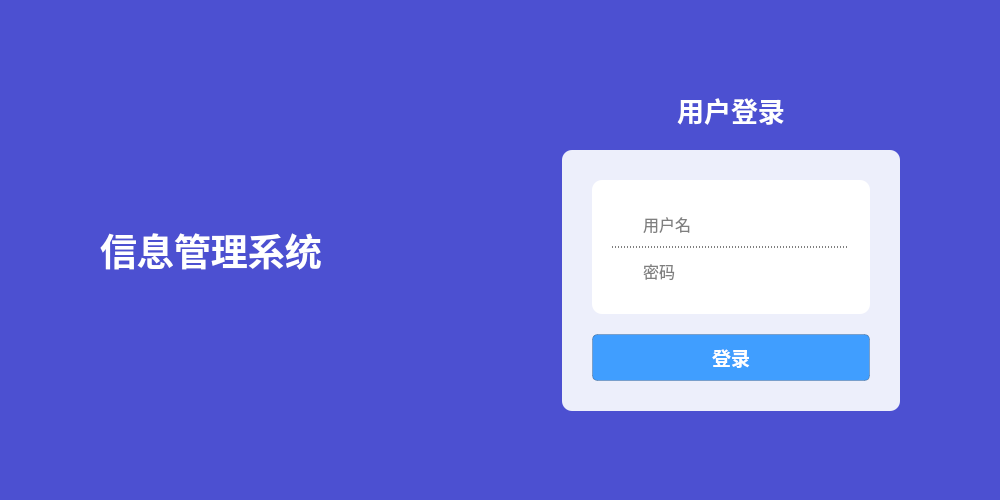
Qt form ui/widgets/login_page/page.ui (ArcherLuo233/election-s-prediction) before a commit.
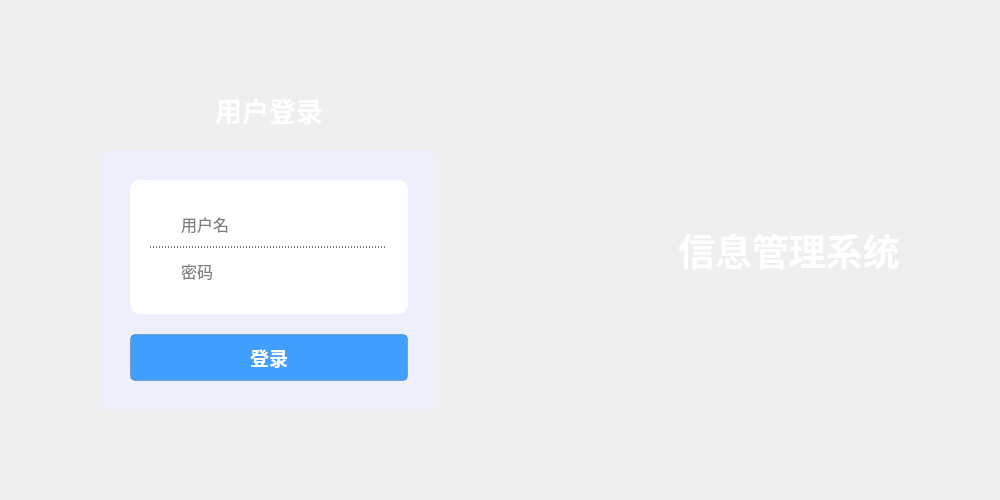
The same form after that commit. Icons and pictures are not drawn.

Commit message: 添加登录界面背景图

Diff of the .ui file:
```diff
--- a/ui/widgets/login_page/page.ui
+++ b/ui/widgets/login_page/page.ui
@@ -28,70 +28,6 @@
     <height>500</height>
    </size>
   </property>
-  <property name="palette">
-   <palette>
-    <active>
-     <colorrole role="Base">
-      <brush brushstyle="SolidPattern">
-       <color alpha="255">
-        <red>255</red>
-        <green>255</green>
-        <blue>255</blue>
-       </color>
-      </brush>
-     </colorrole>
-     <colorrole role="Window">
-      <brush brushstyle="SolidPattern">
-       <color alpha="255">
-        <red>76</red>
-        <green>80</green>
-        <blue>209</blue>
-       </color>
-      </brush>
-     </colorrole>
-    </active>
-    <inactive>
-     <colorrole role="Base">
-      <brush brushstyle="SolidPattern">
-       <color alpha="255">
-        <red>255</red>
-        <green>255</green>
-        <blue>255</blue>
-       </color>
-      </brush>
-     </colorrole>
-     <colorrole role="Window">
-      <brush brushstyle="SolidPattern">
-       <color alpha="255">
-        <red>76</red>
-        <green>80</green>
-        <blue>209</blue>
-       </color>
-      </brush>
-     </colorrole>
-    </inactive>
-    <disabled>
-     <colorrole role="Base">
-      <brush brushstyle="SolidPattern">
-       <color alpha="255">
-        <red>76</red>
-        <green>80</green>
-        <blue>209</blue>
-       </color>
-      </brush>
-     </colorrole>
-     <colorrole role="Window">
-      <brush brushstyle="SolidPattern">
-       <color alpha="255">
-        <red>76</red>
-        <green>80</green>
-        <blue>209</blue>
-       </color>
-      </brush>
-     </colorrole>
-    </disabled>
-   </palette>
-  </property>
   <property name="font">
    <font>
     <family>黑体</family>
@@ -138,74 +74,6 @@
        </property>
       </spacer>
      </item>
-     <item>
-      <widget class="QLabel" name="label_2">
-       <property name="palette">
-        <palette>
-         <active>
-          <colorrole role="WindowText">
-           <brush brushstyle="SolidPattern">
-            <color alpha="255">
-             <red>255</red>
-             <green>255</green>
-             <blue>255</blue>
-            </color>
-           </brush>
-          </colorrole>
-         </active>
-         <inactive>
-          <colorrole role="WindowText">
-           <brush brushstyle="SolidPattern">
-            <color alpha="255">
-             <red>255</red>
-             <green>255</green>
-             <blue>255</blue>
-            </color>
-           </brush>
-          </colorrole>
-         </inactive>
-         <disabled>
-          <colorrole role="WindowText">
-           <brush brushstyle="SolidPattern">
-            <color alpha="255">
-             <red>120</red>
-             <green>120</green>
-             <blue>120</blue>
-            </color>
-           </brush>
-          </colorrole>
-         </disabled>
-        </palette>
-       </property>
-       <property name="font">
-        <font>
-         <family>Microsoft YaHei UI</family>
-         <pointsize>28</pointsize>
-         <weight>75</weight>
-         <bold>true</bold>
-        </font>
-       </property>
-       <property name="text">
-        <string>信息管理系统</string>
-       </property>
-       <property name="alignment">
-        <set>Qt::AlignLeading|Qt::AlignLeft|Qt::AlignVCenter</set>
-       </property>
-      </widget>
-     </item>
-     <item>
-      <spacer name="horizontalSpacer">
-       <property name="orientation">
-        <enum>Qt::Horizontal</enum>
-       </property>
-       <property name="sizeHint" stdset="0">
-        <size>
-         <width>40</width>
-         <height>20</height>
-        </size>
-       </property>
-      </spacer>
-     </item>
      <item>
       <layout class="QVBoxLayout" name="verticalLayout_2">
        <property name="spacing">
@@ -719,6 +587,74 @@
        </item>
       </layout>
      </item>
+     <item>
+      <spacer name="horizontalSpacer">
+       <property name="orientation">
+        <enum>Qt::Horizontal</enum>
+       </property>
+       <property name="sizeHint" stdset="0">
+        <size>
+         <width>40</width>
+         <height>20</height>
+        </size>
+       </property>
+      </spacer>
+     </item>
+     <item>
+      <widget class="QLabel" name="label_2">
+       <property name="palette">
+        <palette>
+         <active>
+          <colorrole role="WindowText">
+           <brush brushstyle="SolidPattern">
+            <color alpha="255">
+             <red>255</red>
+             <green>255</green>
+             <blue>255</blue>
+            </color>
+           </brush>
+          </colorrole>
+         </active>
+         <inactive>
+          <colorrole role="WindowText">
+           <brush brushstyle="SolidPattern">
+            <color alpha="255">
+             <red>255</red>
+             <green>255</green>
+             <blue>255</blue>
+            </color>
+           </brush>
+          </colorrole>
+         </inactive>
+         <disabled>
+          <colorrole role="WindowText">
+           <brush brushstyle="SolidPattern">
+            <color alpha="255">
+             <red>120</red>
+             <green>120</green>
+             <blue>120</blue>
+            </color>
+           </brush>
+          </colorrole>
+         </disabled>
+        </palette>
+       </property>
+       <property name="font">
+        <font>
+         <family>Microsoft YaHei UI</family>
+         <pointsize>28</pointsize>
+         <weight>75</weight>
+         <bold>true</bold>
+        </font>
+       </property>
+       <property name="text">
+        <string>信息管理系统</string>
+       </property>
+       <property name="alignment">
+        <set>Qt::AlignLeading|Qt::AlignLeft|Qt::AlignVCenter</set>
+       </property>
+      </widget>
+     </item>
      <item>
       <spacer name="horizontalSpacer_2">
        <property name="orientation">
```
The commit also changes 3 other files.
